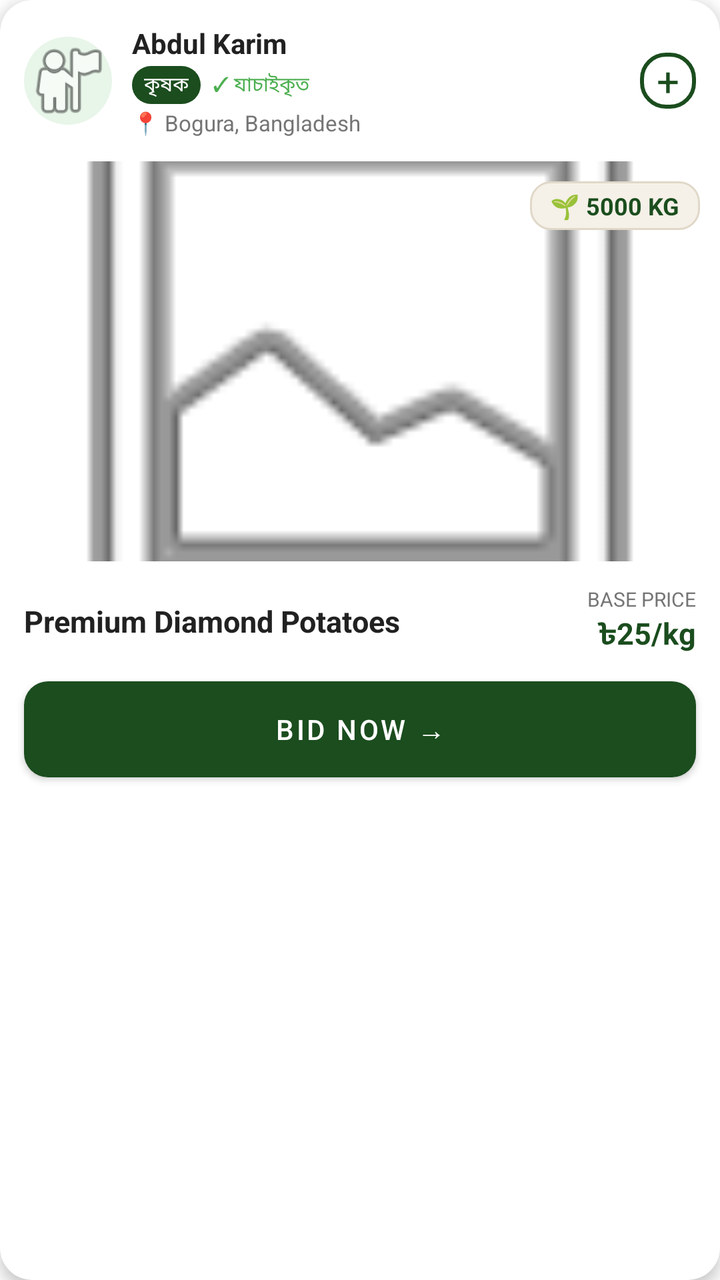
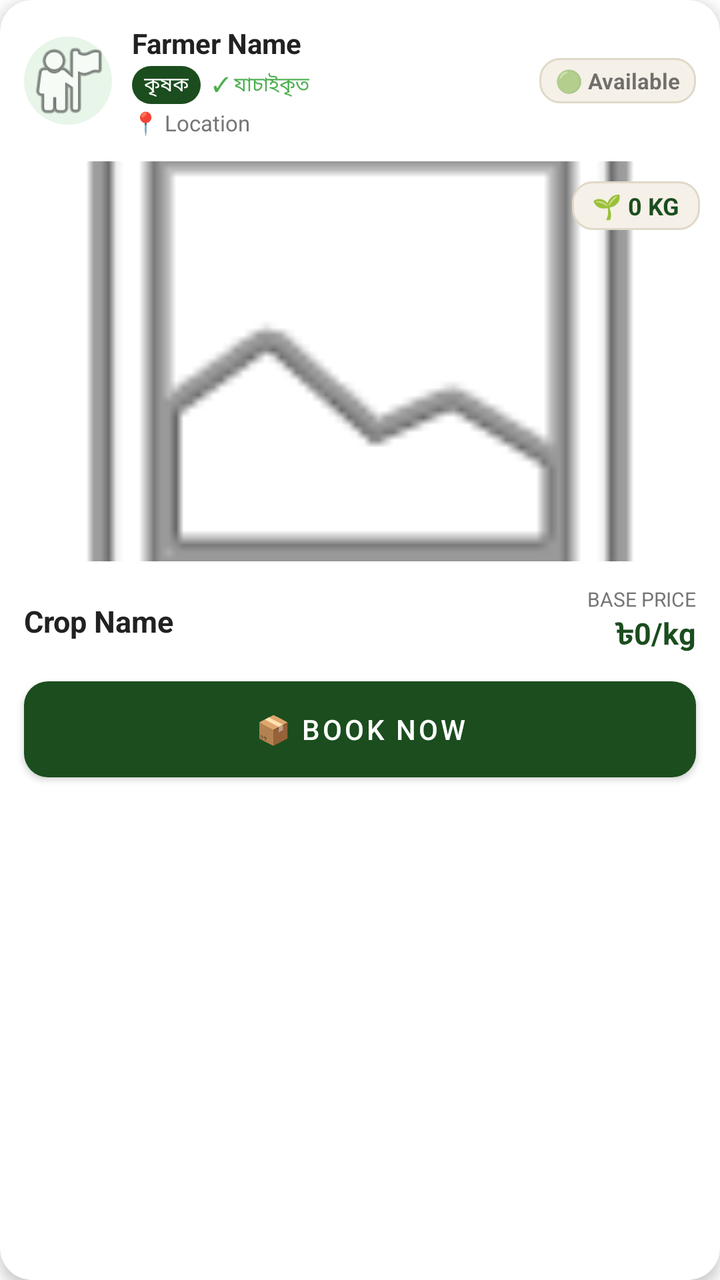

Screens rendered from an Android XML layout before and after an edit, with the pre-edit source and the edit as a unified diff.
<!-- AndroidManifest.xml: application theme Theme.Uthsob3O -->
<!-- res/layout/item_feed.xml -->
<?xml version="1.0" encoding="utf-8"?>
<androidx.cardview.widget.CardView
    xmlns:android="http://schemas.android.com/apk/res/android"
    xmlns:app="http://schemas.android.com/apk/res-auto"
    android:layout_width="match_parent"
    android:layout_height="wrap_content"
    android:layout_marginStart="16dp"
    android:layout_marginEnd="16dp"
    android:layout_marginBottom="16dp"
    app:cardCornerRadius="16dp"
    app:cardElevation="4dp"
    app:cardBackgroundColor="@color/white">

    <LinearLayout
        android:layout_width="match_parent"
        android:layout_height="wrap_content"
        android:orientation="vertical">

        
        <LinearLayout
            android:layout_width="match_parent"
            android:layout_height="wrap_content"
            android:orientation="horizontal"
            android:gravity="center_vertical"
            android:padding="12dp">

            
            <ImageView
                android:id="@+id/farmer_avatar"
                android:layout_width="44dp"
                android:layout_height="44dp"
                android:background="@drawable/bg_circle_icon"
                android:src="@android:drawable/ic_menu_myplaces"
                android:scaleType="centerCrop"
                android:contentDescription="avatar"/>

            
            <LinearLayout
                android:layout_width="0dp"
                android:layout_height="wrap_content"
                android:layout_weight="1"
                android:orientation="vertical"
                android:layout_marginStart="10dp">

                <TextView
                    android:id="@+id/farmer_name"
                    android:layout_width="wrap_content"
                    android:layout_height="wrap_content"
                    android:text="Abdul Karim"
                    android:textColor="@color/black"
                    android:textSize="14sp"
                    android:textStyle="bold"/>

                <LinearLayout
                    android:layout_width="wrap_content"
                    android:layout_height="wrap_content"
                    android:orientation="horizontal"
                    android:layout_marginTop="2dp">

                    <TextView
                        android:layout_width="wrap_content"
                        android:layout_height="wrap_content"
                        android:text="কৃষক"
                        android:textColor="@color/white"
                        android:textSize="10sp"
                        android:background="@drawable/btn_green_solid"
                        android:paddingStart="6dp"
                        android:paddingEnd="6dp"
                        android:paddingTop="2dp"
                        android:paddingBottom="2dp"/>

                    <TextView
                        android:id="@+id/verified_badge"
                        android:layout_width="wrap_content"
                        android:layout_height="wrap_content"
                        android:text="✓ যাচাইকৃত"
                        android:textColor="@color/bright_green"
                        android:textSize="10sp"
                        android:layout_marginStart="6dp"/>
                </LinearLayout>

                <TextView
                    android:id="@+id/farmer_location"
                    android:layout_width="wrap_content"
                    android:layout_height="wrap_content"
                    android:text="📍 Bogura, Bangladesh"
                    android:textColor="@color/gray"
                    android:textSize="11sp"
                    android:layout_marginTop="2dp"/>
            </LinearLayout>

            
            <TextView
                android:layout_width="28dp"
                android:layout_height="28dp"
                android:text="+"
                android:textColor="@color/dark_green"
                android:textSize="20sp"
                android:gravity="center"
                android:background="@drawable/btn_green_outline"/>

        </LinearLayout>

        
        <FrameLayout
            android:layout_width="match_parent"
            android:layout_height="200dp">

            <ImageView
                android:id="@+id/crop_image"
                android:layout_width="match_parent"
                android:layout_height="200dp"
                android:src="@android:drawable/ic_menu_gallery"
                android:scaleType="centerCrop"
                android:contentDescription="crop"/>

            
            <TextView
                android:id="@+id/weight_badge"
                android:layout_width="wrap_content"
                android:layout_height="wrap_content"
                android:text="🌱 5000 KG"
                android:textColor="@color/dark_green"
                android:textSize="12sp"
                android:textStyle="bold"
                android:background="@drawable/bg_input_field"
                android:paddingStart="10dp"
                android:paddingEnd="10dp"
                android:paddingTop="4dp"
                android:paddingBottom="4dp"
                android:layout_gravity="top|end"
                android:layout_margin="10dp"/>
        </FrameLayout>

        
        <LinearLayout
            android:layout_width="match_parent"
            android:layout_height="wrap_content"
            android:orientation="horizontal"
            android:padding="12dp"
            android:gravity="center_vertical">

            <LinearLayout
                android:layout_width="0dp"
                android:layout_height="wrap_content"
                android:layout_weight="1"
                android:orientation="vertical">

                <TextView
                    android:id="@+id/crop_name"
                    android:layout_width="wrap_content"
                    android:layout_height="wrap_content"
                    android:text="Premium Diamond Potatoes"
                    android:textColor="@color/black"
                    android:textSize="15sp"
                    android:textStyle="bold"/>
            </LinearLayout>

            <LinearLayout
                android:layout_width="wrap_content"
                android:layout_height="wrap_content"
                android:orientation="vertical"
                android:gravity="end">

                <TextView
                    android:layout_width="wrap_content"
                    android:layout_height="wrap_content"
                    android:text="BASE PRICE"
                    android:textColor="@color/gray"
                    android:textSize="10sp"/>

                <TextView
                    android:id="@+id/base_price"
                    android:layout_width="wrap_content"
                    android:layout_height="wrap_content"
                    android:text="৳25/kg"
                    android:textColor="@color/dark_green"
                    android:textSize="15sp"
                    android:textStyle="bold"/>
            </LinearLayout>
        </LinearLayout>

        
        <Button
            android:id="@+id/btn_bid"
            android:layout_width="match_parent"
            android:layout_height="48dp"
            android:text="BID NOW →"
            android:textColor="@color/white"
            android:background="@drawable/btn_green_solid"
            android:layout_marginStart="12dp"
            android:layout_marginEnd="12dp"
            android:layout_marginBottom="12dp"/>

    </LinearLayout>
</androidx.cardview.widget.CardView>
<!-- resources referenced by this layout -->
<resources>
  <color name="black">#212121</color>
  <color name="bright_green">#4CAF50</color>
  <color name="dark_green">#1B4D1E</color>
  <color name="gray">#757575</color>
  <color name="white">#FFFFFF</color>
  <!-- drawable bg_circle_icon (drawable) -->
  <?xml version="1.0" encoding="utf-8"?>
  <shape xmlns:android="http://schemas.android.com/apk/res/android"
      android:shape="oval">
      <solid android:color="#E8F5E9"/>
  </shape>
  <!-- drawable bg_input_field (drawable) -->
  <?xml version="1.0" encoding="utf-8"?>
  <shape xmlns:android="http://schemas.android.com/apk/res/android"
      android:shape="rectangle">
      <solid android:color="#F5F0E8"/>
      <corners android:radius="10dp"/>
      <stroke android:width="1dp" android:color="#E0D8C8"/>
  </shape>
  <!-- drawable btn_green_outline (drawable) -->
  <?xml version="1.0" encoding="utf-8"?>
  <shape xmlns:android="http://schemas.android.com/apk/res/android"
      android:shape="rectangle">
      <solid android:color="#FFFFFF"/>
      <stroke android:width="2dp" android:color="#1B4D1E"/>
      <corners android:radius="12dp"/>
  </shape>
  <!-- drawable btn_green_solid (drawable) -->
  <?xml version="1.0" encoding="utf-8"?>
  <shape xmlns:android="http://schemas.android.com/apk/res/android"
      android:shape="rectangle">
      <solid android:color="#1B4D1E"/>
      <corners android:radius="12dp"/>
  </shape>
  <style name="Theme.Uthsob3O" parent="Theme.MaterialComponents.Light.NoActionBar">
          <item name="colorPrimary">@color/dark_green</item>
          <item name="colorPrimaryVariant">@color/bright_green</item>
          <item name="colorOnPrimary">@color/white</item>
          <item name="colorSecondary">@color/bright_green</item>
          <item name="android:windowBackground">@color/white</item>
          <item name="android:statusBarColor">@color/dark_green</item>
      </style>
</resources>

<!-- the commit's change to res/layout/item_feed.xml (unified diff, before → after) -->
@@ -24,7 +24,6 @@
             android:gravity="center_vertical"
             android:padding="12dp">
 
-            
             <ImageView
                 android:id="@+id/farmer_avatar"
                 android:layout_width="44dp"
@@ -34,7 +33,6 @@
                 android:scaleType="centerCrop"
                 android:contentDescription="avatar"/>
 
-            
             <LinearLayout
                 android:layout_width="0dp"
                 android:layout_height="wrap_content"
@@ -46,7 +44,7 @@
                     android:id="@+id/farmer_name"
                     android:layout_width="wrap_content"
                     android:layout_height="wrap_content"
-                    android:text="Abdul Karim"
+                    android:text="Farmer Name"
                     android:textColor="@color/black"
                     android:textSize="14sp"
                     android:textStyle="bold"/>
@@ -83,7 +81,7 @@
                     android:id="@+id/farmer_location"
                     android:layout_width="wrap_content"
                     android:layout_height="wrap_content"
-                    android:text="📍 Bogura, Bangladesh"
+                    android:text="📍 Location"
                     android:textColor="@color/gray"
                     android:textSize="11sp"
                     android:layout_marginTop="2dp"/>
@@ -91,14 +89,17 @@
 
             
             <TextView
-                android:layout_width="28dp"
-                android:layout_height="28dp"
-                android:text="+"
-                android:textColor="@color/dark_green"
-                android:textSize="20sp"
-                android:gravity="center"
-                android:background="@drawable/btn_green_outline"/>
-
+                android:id="@+id/tv_status_badge"
+                android:layout_width="wrap_content"
+                android:layout_height="wrap_content"
+                android:text="🟢 Available"
+                android:textSize="11sp"
+                android:textStyle="bold"
+                android:background="@drawable/bg_input_field"
+                android:paddingStart="8dp"
+                android:paddingEnd="8dp"
+                android:paddingTop="4dp"
+                android:paddingBottom="4dp"/>
         </LinearLayout>
 
         
@@ -119,7 +120,7 @@
                 android:id="@+id/weight_badge"
                 android:layout_width="wrap_content"
                 android:layout_height="wrap_content"
-                android:text="🌱 5000 KG"
+                android:text="🌱 0 KG"
                 android:textColor="@color/dark_green"
                 android:textSize="12sp"
                 android:textStyle="bold"
@@ -130,6 +131,24 @@
                 android:paddingBottom="4dp"
                 android:layout_gravity="top|end"
                 android:layout_margin="10dp"/>
+
+            
+            <TextView
+                android:id="@+id/tv_auction_timer"
+                android:layout_width="wrap_content"
+                android:layout_height="wrap_content"
+                android:text="⏱ 00:00:00"
+                android:textColor="@color/white"
+                android:textSize="12sp"
+                android:textStyle="bold"
+                android:background="#CC1B4D1E"
+                android:paddingStart="10dp"
+                android:paddingEnd="10dp"
+                android:paddingTop="4dp"
+                android:paddingBottom="4dp"
+                android:layout_gravity="bottom|end"
+                android:layout_margin="10dp"
+                android:visibility="gone"/>
         </FrameLayout>
 
         
@@ -150,10 +169,21 @@
                     android:id="@+id/crop_name"
                     android:layout_width="wrap_content"
                     android:layout_height="wrap_content"
-                    android:text="Premium Diamond Potatoes"
+                    android:text="Crop Name"
                     android:textColor="@color/black"
                     android:textSize="15sp"
                     android:textStyle="bold"/>
+
+                
+                <TextView
+                    android:id="@+id/tv_current_bid_label"
+                    android:layout_width="wrap_content"
+                    android:layout_height="wrap_content"
+                    android:text="Current Bid: ৳0"
+                    android:textColor="@color/dark_green"
+                    android:textSize="12sp"
+                    android:visibility="gone"
+                    android:layout_marginTop="2dp"/>
             </LinearLayout>
 
             <LinearLayout
@@ -173,7 +203,7 @@
                     android:id="@+id/base_price"
                     android:layout_width="wrap_content"
                     android:layout_height="wrap_content"
-                    android:text="৳25/kg"
+                    android:text="৳0/kg"
                     android:textColor="@color/dark_green"
                     android:textSize="15sp"
                     android:textStyle="bold"/>
@@ -182,10 +212,10 @@
 
         
         <Button
-            android:id="@+id/btn_bid"
+            android:id="@+id/btn_action"
             android:layout_width="match_parent"
             android:layout_height="48dp"
-            android:text="BID NOW →"
+            android:text="📦 Book Now"
             android:textColor="@color/white"
             android:background="@drawable/btn_green_solid"
             android:layout_marginStart="12dp"
<!-- resource entries referenced after the edit -->
@@ -19,14 +19,6 @@
       <corners android:radius="10dp"/>
       <stroke android:width="1dp" android:color="#E0D8C8"/>
   </shape>
-  <!-- drawable btn_green_outline (drawable) -->
-  <?xml version="1.0" encoding="utf-8"?>
-  <shape xmlns:android="http://schemas.android.com/apk/res/android"
-      android:shape="rectangle">
-      <solid android:color="#FFFFFF"/>
-      <stroke android:width="2dp" android:color="#1B4D1E"/>
-      <corners android:radius="12dp"/>
-  </shape>
   <!-- drawable btn_green_solid (drawable) -->
   <?xml version="1.0" encoding="utf-8"?>
   <shape xmlns:android="http://schemas.android.com/apk/res/android"
